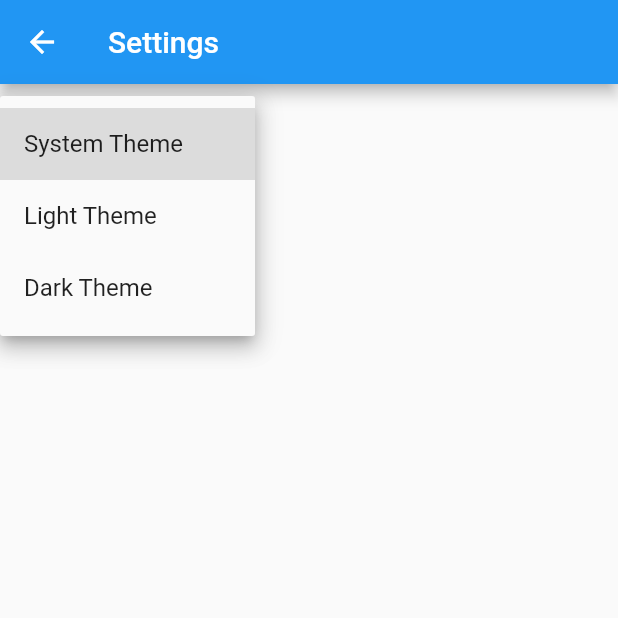
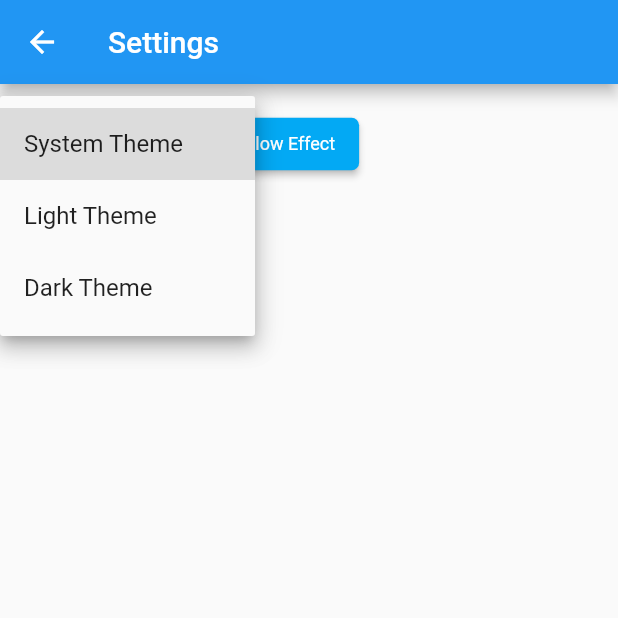
Before and after one commit to umgc/spring2023, a Flutter app: the SettingsView screen opened by its route, after a tap on "System Theme", on a phone screen of 412 x 824 dp, the top half of it. Run offline on Flutter 3.47's test engine with Material 2 defaults, Android fonts, the light colour scheme and no system bars; missing offline and left inert: webviewx; network calls fail.

Commit message:
glow effect using tour view image (#75)
* feat: Add glow effect. The effect is a standalone view, it is not integrated with the app.

* glow effect using tour view image

---------

Co-authored-by: Viet <vietjul@gmail.com>

```diff
--- a/virotour/lib/src/settings/settings_view.dart
+++ b/virotour/lib/src/settings/settings_view.dart
@@ -1,5 +1,7 @@
 import 'package:flutter/material.dart';
 import 'package:virotour/src/settings/settings_controller.dart';
+
+import 'package:virotour/src/tour/glow_feature_backend_view.dart';
 
 /// Displays the various settings that can be customized by the user.
 ///
@@ -22,7 +24,9 @@ class SettingsView extends StatelessWidget {
         //
         // When a user selects a theme from the dropdown list, the
         // SettingsController is updated, which rebuilds the MaterialApp.
-        child: DropdownButton<ThemeMode>(
+        child: Row(
+          children: [
+            DropdownButton<ThemeMode>(
               // Read the selected themeMode from the controller
               value: controller.themeMode,
               // Call the updateThemeMode method any time the user selects a theme.
@@ -42,6 +46,26 @@ class SettingsView extends StatelessWidget {
                 )
               ],
             ),
+            ElevatedButton(
+              onPressed: () {
+                Navigator.push(
+                  context,
+                  MaterialPageRoute(builder: (context) => ViroTour()),
+                );
+              },
+              style: ElevatedButton.styleFrom(
+                minimumSize: const Size(70.0, 35.0),
+                textStyle: const TextStyle(fontSize: 12),
+                foregroundColor: Colors.white,
+                backgroundColor: Colors.lightBlue,
+                shape: RoundedRectangleBorder(
+                  borderRadius: BorderRadius.circular(5),
+                ),
+              ),
+              child: const Text("Glow Effect"),
+            ),
+          ],
+        ),
       ),
     );
   }
--- a/virotour/lib/src/tour/glow_feature_backend_view.dart
+++ b/virotour/lib/src/tour/glow_feature_backend_view.dart
@@ -1,19 +1,26 @@
 import 'package:flutter/material.dart';
+import 'package:flutter/services.dart';
 
-class GlowEffectBackendView extends StatefulWidget {
-  const GlowEffectBackendView({super.key});
+double lighting = 0;
+
+void main() {
+  runApp(ViroTour());
+}
+
+class ViroTour extends StatefulWidget {
+  ViroTour({Key? key}) : super(key: key);
   @override
   SliderState createState() => SliderState();
 }
 
-class SliderState extends State<GlowEffectBackendView> {
-  double lighting = 0;
+class SliderState extends State<ViroTour> {
   @override
   Widget build(BuildContext context) {
     return MaterialApp(
       home: Scaffold(
         appBar: AppBar(title: const Text('Glow Effect')),
         body: Column(
+          mainAxisAlignment: MainAxisAlignment.start,
           children: [
             const Align(
               alignment: Alignment.bottomCenter,
@@ -28,12 +35,15 @@ class SliderState extends State<GlowEffectBackendView> {
                       fit: BoxFit.cover),
                   ColoredBox(
                     color: Colors.white.withAlpha(lighting.toInt()),
+                    //color: Colors.black.withOpacity(lighting),
                   ),
+                  // const Text("Change slider"),
                 ],
               ),
             ),
             Slider(
                 value: lighting,
+                min: 0,
                 max: 255,
                 divisions: 17,
                 label: lighting.toString(),
```
Also changed, not shown: virotour/lib/src/tour/tour_details_view.dart (+9 -0 lines). Lines whose indentation alone changed are shown as unchanged.
